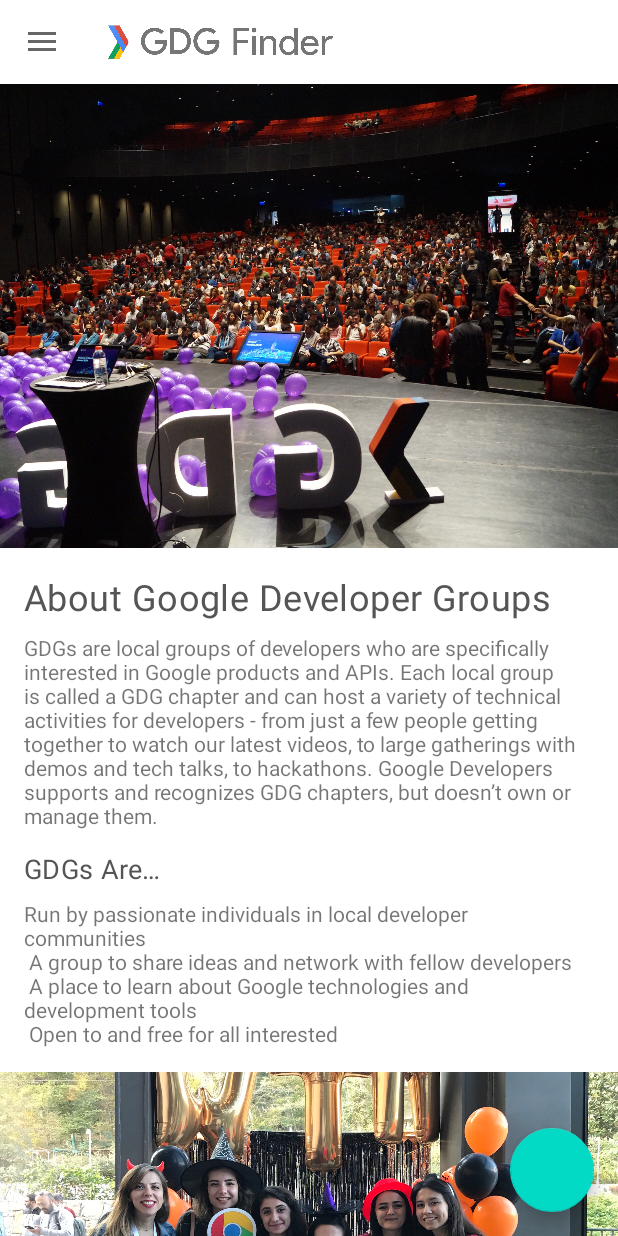
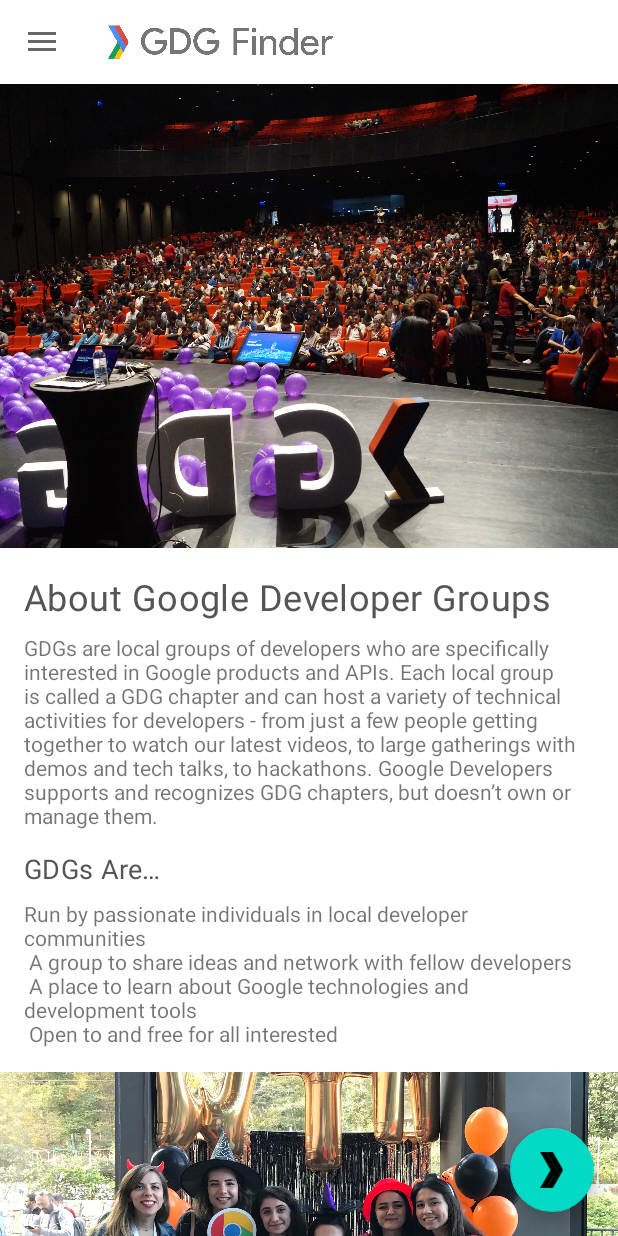
Before and after one commit to TienDao520/Android_codelabs, an Android app: the screen it shows after launch (MainActivity), on a phone screen of 412 x 824 dp. Run offline under Robolectric (Android 15) with nearby library versions, the phone set to English and light mode, and no system bars; our stand-ins replace data binding, navigation-ui; Roboto replaces fonts that are not available here.

Commit message:
GDGFinder: Style the FAB - add icon chevron

```diff
--- a/app/src/main/res/layout/home_fragment.xml
+++ b/app/src/main/res/layout/home_fragment.xml
@@ -123,7 +123,8 @@
             android:layout_width="wrap_content"
             android:layout_height="wrap_content"
             android:layout_gravity="bottom|end"
-            android:layout_margin="16dp" />
+            android:layout_margin="16dp"
+            app:srcCompat="@drawable/ic_gdg"/>
 
     </androidx.coordinatorlayout.widget.CoordinatorLayout>
 
```
